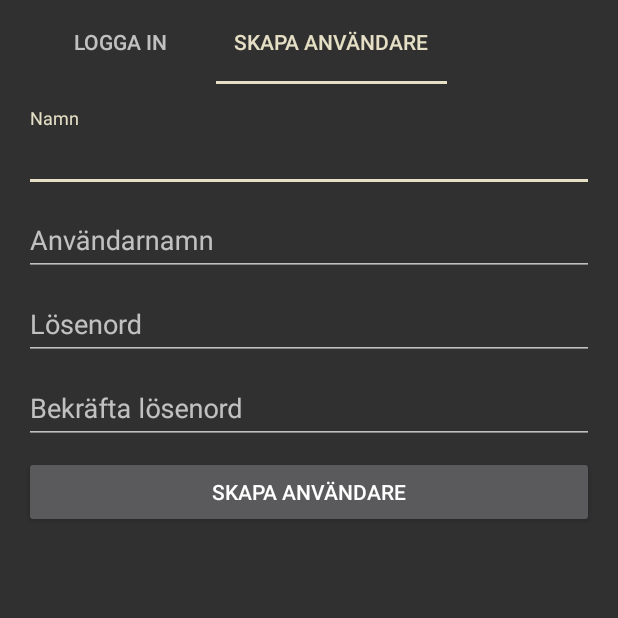
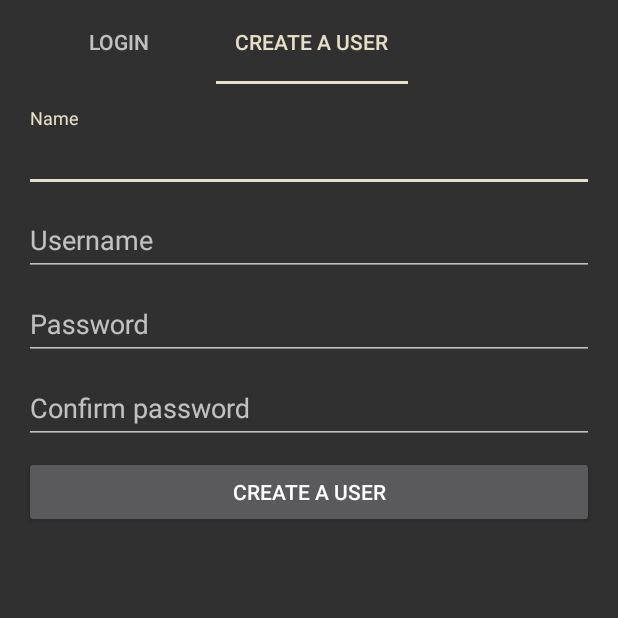
Before and after one commit to bystam/landet, an Android app: the screen it shows after launch (LoginOrRegisterActivity), on a phone screen of 412 x 824 dp, the top half of it. Run offline under Robolectric (Android 15) with nearby library versions, the phone set to English and light mode, and no system bars; our stand-ins replace Dagger/Hilt's generated code, Timber; libraries missing offline, so code that uses them is left out: net.danlew.android, retrofit2.adapter.rxjava, rx.android.schedulers, rx.functions, rx.schedulers and 1 more; 12 statements that could not run were skipped.

Commit message:
adds a new view: Topic details. appears when pressed on a topic.

```diff
--- a/android/app/src/main/AndroidManifest.xml
+++ b/android/app/src/main/AndroidManifest.xml
@@ -20,6 +20,7 @@
         </activity>
         <activity android:name=".user.LoginOrRegisterActivity"/>
         <activity android:name=".events.EventDetailsActivity"/>
+        <activity android:name=".topics.TopicDetailsActivity"/>
     </application>
 
 </manifest>
--- a/android/app/src/main/java/com/landet/landet/data/Location.java
+++ b/android/app/src/main/java/com/landet/landet/data/Location.java
@@ -16,6 +16,10 @@ public class Location extends DataWithId implements Parcelable {
 
     public String getName() {
         return name;
+    }
+
+    public String getImageUrl() {
+        return imageUrl;
     }
 
     @Override
--- a/android/app/src/main/java/com/landet/landet/events/EventDetailsActivity.java
+++ b/android/app/src/main/java/com/landet/landet/events/EventDetailsActivity.java
@@ -26,7 +26,7 @@ import timber.log.Timber;
 public class EventDetailsActivity extends BaseActivity {
     private EventModel mModel;
     private Event mEvent;
-    private EventCommentsAdapter mAdapter;
+    private EventCommentAdapter mAdapter;
 
     @Override
     protected void onCreate(@Nullable Bundle savedInstanceState) {
@@ -42,7 +42,7 @@ public class EventDetailsActivity extends BaseActivity {
             actionBar.setDisplayHomeAsUpEnabled(true);
         }
 
-        mAdapter = new EventCommentsAdapter(this);
+        mAdapter = new EventCommentAdapter(this);
         RecyclerView view = (RecyclerView) findViewById(R.id.comments);
         view.setLayoutManager(new LinearLayoutManager(this));
         view.setAdapter(mAdapter);
@@ -57,7 +57,7 @@ public class EventDetailsActivity extends BaseActivity {
         TextView body = (TextView) findViewById(R.id.body);
 
         toolbar.setTitle(mEvent.getTitle());
-        Picasso.with(this).load("http://media.theagencyre.com/wp-content/uploads/Carolwood-01.jpg").into(headerImage);
+        Picasso.with(this).load(mEvent.getLocation().getImageUrl()).into(headerImage);
         title.setText(mEvent.getTitle());
         String day = mEvent.getEventTime().dayOfWeek().getAsText();
         String time = DateTimeFormat.forPattern("HH:mm").print(mEvent.getEventTime());
--- a/android/app/src/main/java/com/landet/landet/topics/TopicsAdapter.java
+++ b/android/app/src/main/java/com/landet/landet/topics/TopicsAdapter.java
@@ -55,7 +55,7 @@ public class TopicsAdapter extends RecyclerView.Adapter<TopicsAdapter.ViewHolder
     public class ViewHolder extends RecyclerView.ViewHolder {
         private TextView title;
 
-        public ViewHolder(View itemView) {
+        public ViewHolder(final View itemView) {
             super(itemView);
             title = (TextView) itemView.findViewById(R.id.title);
             itemView.setOnClickListener(new View.OnClickListener() {
@@ -63,7 +63,7 @@ public class TopicsAdapter extends RecyclerView.Adapter<TopicsAdapter.ViewHolder
                 public void onClick(View v) {
                     Topic item = getItem(getAdapterPosition());
                     if (item != null && mListener != null) {
-                        mListener.onItemClicked(item);
+                        mListener.onItemClicked(item, itemView);
                     }
                 }
             });
@@ -71,6 +71,6 @@ public class TopicsAdapter extends RecyclerView.Adapter<TopicsAdapter.ViewHolder
     }
 
     public interface Listener {
-        void onItemClicked(@NonNull Topic item);
+        void onItemClicked(@NonNull Topic item, View view);
     }
 }
--- a/android/app/src/main/res/layout/activity_main.xml
+++ b/android/app/src/main/res/layout/activity_main.xml
@@ -23,8 +23,6 @@
             android:id="@+id/tabs"
             android:layout_width="match_parent"
             android:layout_height="wrap_content"
-            android:textColor="@color/textColorPrimary"
-            android:fontFamily="@string/font_fontFamily_medium"
             app:tabMode="fixed"
             app:tabGravity="fill"/>
     </android.support.design.widget.AppBarLayout>
--- a/android/app/src/main/res/layout/fragment_topics.xml
+++ b/android/app/src/main/res/layout/fragment_topics.xml
@@ -2,12 +2,13 @@
     xmlns:tools="http://schemas.android.com/tools"
     android:layout_width="match_parent"
     android:layout_height="match_parent"
+    android:padding="16dp"
     tools:context=".topics.TopicsFragment">
 
     <android.support.v7.widget.RecyclerView
         android:id="@+id/recycler_view"
         android:layout_width="match_parent"
         android:layout_height="match_parent"
-        tools:listitem="@layout/list_item_event"/>
+        tools:listitem="@layout/list_item_topic"/>
 
 </RelativeLayout>
--- a/android/app/src/main/res/values/dimens.xml
+++ b/android/app/src/main/res/values/dimens.xml
@@ -5,4 +5,6 @@
     <dimen name="tab_max_width">264dp</dimen>
     <dimen name="tab_padding_bottom">16dp</dimen>
     <dimen name="tab_label">14sp</dimen>
+    <dimen name="topic_circle_size">150dp</dimen>
+    <dimen name="topic_circle_big_size">220dp</dimen>
 </resources>
--- a/android/app/src/main/res/values/strings.xml
+++ b/android/app/src/main/res/values/strings.xml
@@ -5,24 +5,24 @@
     <string name="topics">Something something topics</string>
     <string name="map">Something something fancy map</string>
 
-    <string name="title_login">Logga in</string>
-    <string name="title_register">Skapa användare</string>
-    <string name="title_logout">Logga ut</string>
-    <string name="login_failed">Inloggningen misslyckades</string>
-    <string name="register_failed">Registreringen misslyckades</string>
-    <string name="error_invalid_username">Ogiltigt användarnamn</string>
-    <string name="error_no_password">Tomt lösenord</string>
-    <string name="error_no_name">Fyll i ett namn</string>
-    <string name="error_invalid_password">Det där duger inte</string>
-    <string name="error_passwords_dont_match">Inte samma lösen</string>
-    <string name="logging_in">Loggar in&#8230;</string>
-    <string name="login_button_text">Logga in</string>
-    <string name="registering">Skapar användare&#8230;</string>
-    <string name="register_button_text">Skapa användare</string>
-    <string name="hint_profile_name">Namn</string>
-    <string name="hint_profile_username">Användarnamn</string>
-    <string name="hint_profile_password">Lösenord</string>
-    <string name="hint_profile_confirm_password">Bekräfta lösenord</string>
+    <string name="title_login">Login</string>
+    <string name="title_register">Create a user</string>
+    <string name="title_logout">Logout</string>
+    <string name="login_failed">Login failed</string>
+    <string name="register_failed">Registration failed</string>
+    <string name="error_invalid_username">Invalid username</string>
+    <string name="error_no_password">No password</string>
+    <string name="error_no_name">Write a name</string>
+    <string name="error_invalid_password">That\'s a horrible password</string>
+    <string name="error_passwords_dont_match">Passwords don\'t match</string>
+    <string name="logging_in">Logging in&#8230;</string>
+    <string name="login_button_text">Login</string>
+    <string name="registering">Creating a user&#8230;</string>
+    <string name="register_button_text">Create a user</string>
+    <string name="hint_profile_name">Name</string>
+    <string name="hint_profile_username">Username</string>
+    <string name="hint_profile_password">Password</string>
+    <string name="hint_profile_confirm_password">Confirm password</string>
     <string name="day_time">%1$s %2$s</string>
     <string name="day_time_at_place">%1$s %2$s at %3$s</string>
     <string name="by_author">by %s</string>
@@ -30,6 +30,7 @@
     <string name="events_tab">Events</string>
     <string name="topics_tab">Topics</string>
     <string name="map_tab">Map</string>
-    <string name="title">Titel</string>
-    <string name="body">Beskrivning</string>
+    <string name="title">Title</string>
+    <string name="body">Body</string>
+    <string name="write_a_comment">Write a comment&#8230;</string>
 </resources>
```
Also changed, not shown: android/app/src/main/java/com/landet/landet/events/EventCommentAdapter.java (renamed from android/app/src/main/java/com/landet/landet/events/EventCommentsAdapter.java, +7 -7 lines), android/app/src/main/java/com/landet/landet/topics/TopicCommentAdapter.java (added, +72 -0 lines), android/app/src/main/java/com/landet/landet/topics/TopicDetailsActivity.java (added, +125 -0 lines), android/app/src/main/java/com/landet/landet/topics/TopicsFragment.java (+10 -6 lines), android/app/src/main/res/drawable/topic_big_circle.xml (added, +7 -0 lines), android/app/src/main/res/drawable/topic_circle.xml (added, +7 -0 lines), android/app/src/main/res/layout/activity_topic_details.xml (added, +43 -0 lines), android/app/src/main/res/layout/list_item_topic.xml (+15 -5 lines).
